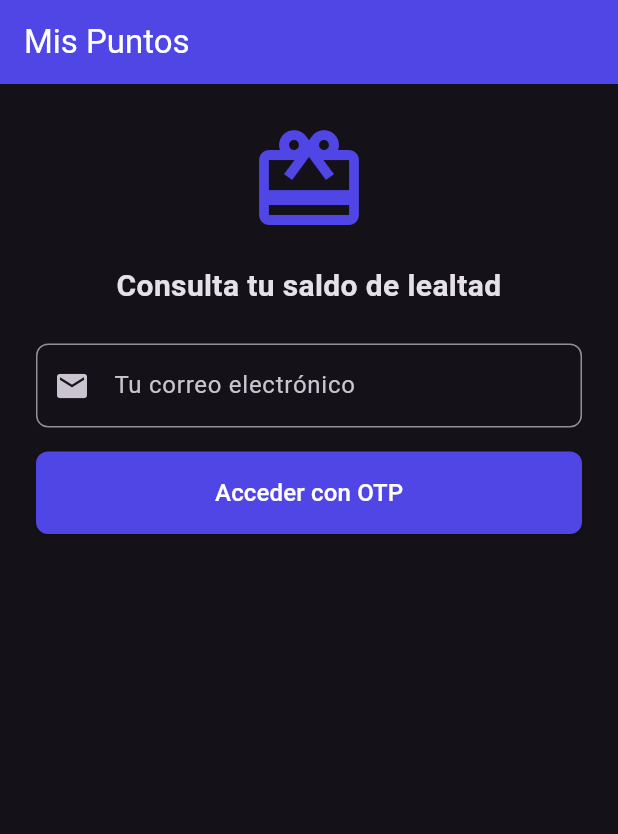
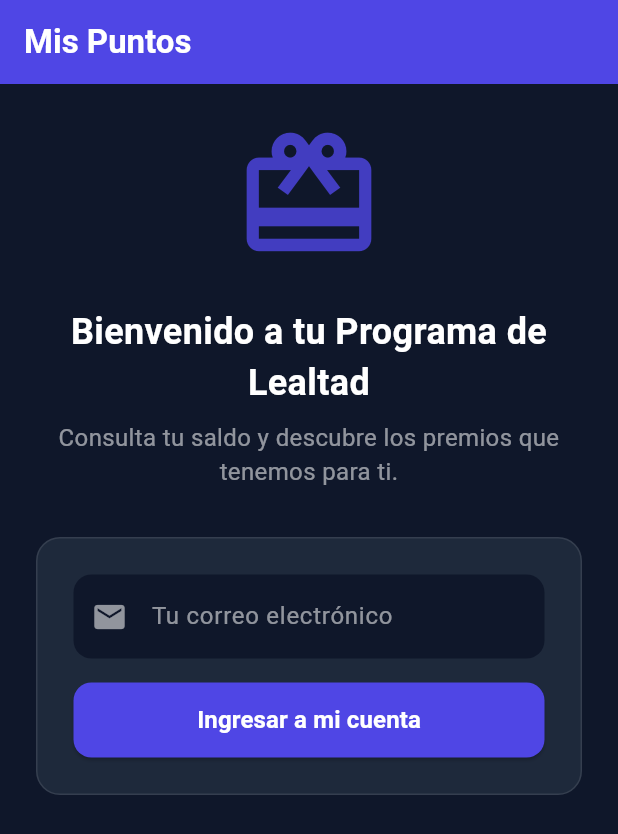
Before and after one commit to rfvaldezv/Loyaltybenefit-App, a Flutter app: the screen it shows after launch, on a phone screen of 412 x 824 dp. Shown: the top 834 px of the screen. Run offline on Flutter 3.47's test engine with Material 3 defaults, Android fonts, the phone set to English and light mode, and no system bars; our stand-ins replace dio, flutter_riverpod; network calls fail.

Commit message:
Feat: Boton de reenviar codigo y rediseno UX (ocultar formulario al loguearse)

```diff
--- a/lib/features/portal/guest_portal_screen.dart
+++ b/lib/features/portal/guest_portal_screen.dart
@@ -52,7 +52,7 @@ class _GuestPortalScreenState extends ConsumerState<GuestPortalScreen> {
         });
       }
     } catch (e) {
-      // Ignorar error de branding
+      // Se usan los colores por defecto
     }
   }
 
@@ -80,12 +80,18 @@ class _GuestPortalScreenState extends ConsumerState<GuestPortalScreen> {
     }
   }
 
+  void _cerrarSesion() {
+    setState(() {
+      _saldo = null;
+      _emailController.clear();
+    });
+  }
+
   void _mostrarModalOtp() {
     final codeController = TextEditingController();
     final codeFocusNode = FocusNode();
     bool isModalLoading = false;
     bool isCodeSent = false;
-    String? debugOtp;
 
     showDialog(
       context: context,
@@ -101,10 +107,8 @@ class _GuestPortalScreenState extends ConsumerState<GuestPortalScreen> {
                 final api = ref.read(apiClientProvider);
                 final response = await api.requestOtp(_emailController.text.trim());
                 if (response.statusCode == 200) {
-                  setStateModal(() {
-                    isCodeSent = true;
-                    debugOtp = response.data['debug_otp'];
-                  });
+                  setStateModal(() => isCodeSent = true);
+
                   Future.delayed(const Duration(milliseconds: 300), () {
                     if (mounted) codeFocusNode.requestFocus();
                   });
@@ -159,9 +163,7 @@ class _GuestPortalScreenState extends ConsumerState<GuestPortalScreen> {
                       ),
                     ),
                   ] else ...[
-                    Text('Código enviado a ${_emailController.text}', style: const TextStyle(color: Colors.white70, fontSize: 12)),
-                    if (debugOtp != null)
-                      Text('(Simulado: $debugOtp)', style: const TextStyle(color: Colors.green, fontSize: 12)),
+                    Text('Hemos enviado un código a ${_emailController.text}', style: const TextStyle(color: Colors.white70, fontSize: 12)),
                     const SizedBox(height: 16),
                     TextField(
                       controller: codeController,
@@ -177,6 +179,10 @@ class _GuestPortalScreenState extends ConsumerState<GuestPortalScreen> {
                         filled: true, fillColor: const Color(0xFF0F172A),
                         border: OutlineInputBorder(borderRadius: BorderRadius.circular(8), borderSide: BorderSide.none),
                       ),
+                    ),
+                    TextButton(
+                      onPressed: isModalLoading ? null : () => solicitarOtp(),
+                      child: const Text('Reenviar código', style: TextStyle(color: Colors.indigoAccent, fontSize: 14)),
                     ),
                   ],
                 ],
@@ -203,94 +209,124 @@ class _GuestPortalScreenState extends ConsumerState<GuestPortalScreen> {
 
   @override
   Widget build(BuildContext context) {
-    final isFromOtp = widget.initialEmail != null && widget.initialEmail!.isNotEmpty;
-
     return Scaffold(
+      backgroundColor: const Color(0xFF0F172A),
       appBar: AppBar(
         title: Row(
           mainAxisSize: MainAxisSize.min,
           children: [
-            if (_logoUrl != null && _logoUrl!.isNotEmpty)
+            if (_logoUrl != null && _logoUrl!.isNotEmpty && _logoUrl != "")
               Padding(
                 padding: const EdgeInsets.only(right: 8.0),
                 child: Image.network('http://localhost:5265$_logoUrl', height: 30, errorBuilder: (c, e, s) => const SizedBox.shrink()),
               ),
-            Text(isFromOtp ? 'Hola, ${widget.initialName}' : 'Mis Puntos'),
+            Text(_saldo != null ? 'Mi Cuenta' : 'Mis Puntos', style: const TextStyle(fontWeight: FontWeight.bold)),
           ],
         ),
         backgroundColor: _primaryColor,
         foregroundColor: Colors.white,
+        elevation: 0,
+        actions: [
+          if (_saldo != null)
+            IconButton(
+              icon: const Icon(Icons.logout, color: Colors.white),
+              tooltip: 'Cerrar Sesión',
+              onPressed: _cerrarSesion,
             ),
-      body: Padding(
+        ],
+      ),
+      body: SingleChildScrollView(
         padding: const EdgeInsets.all(24.0),
         child: Column(
           crossAxisAlignment: CrossAxisAlignment.stretch,
           children: [
-            Icon(Icons.card_giftcard, size: 80, color: _primaryColor),
-            const SizedBox(height: 16),
+            Icon(Icons.card_giftcard, size: 100, color: _primaryColor.withValues(alpha: 0.8)),
+            const SizedBox(height: 24),
 
-            if (!isFromOtp) ...[
-              const Text('Consulta tu saldo de lealtad', textAlign: TextAlign.center, style: TextStyle(fontSize: 20, fontWeight: FontWeight.bold)),
-              const SizedBox(height: 24),
+            Text(
+              _saldo != null ? 'Bienvenido de nuevo' : 'Bienvenido a tu Programa de Lealtad',
+              textAlign: TextAlign.center,
+              style: const TextStyle(fontSize: 24, fontWeight: FontWeight.bold, color: Colors.white),
+            ),
+            const SizedBox(height: 8),
+            Text(
+              _saldo != null ? 'Aquí tienes el resumen de tu cuenta.' : 'Consulta tu saldo y descubre los premios que tenemos para ti.',
+              textAlign: TextAlign.center,
+              style: const TextStyle(fontSize: 16, color: Colors.white54),
+            ),
+            const SizedBox(height: 32),
+
+            if (_saldo == null) ...[
+              Container(
+                padding: const EdgeInsets.all(24),
+                decoration: BoxDecoration(
+                  color: const Color(0xFF1E293B),
+                  borderRadius: BorderRadius.circular(16),
+                  border: Border.all(color: Colors.white.withValues(alpha: 0.1)),
+                ),
+                child: Column(
+                  children: [
                     TextField(
                       controller: _emailController,
+                      keyboardType: TextInputType.emailAddress,
+                      style: const TextStyle(color: Colors.white),
                       decoration: InputDecoration(
                         labelText: 'Tu correo electrónico',
-                  prefixIcon: const Icon(Icons.email),
-                  border: OutlineInputBorder(borderRadius: BorderRadius.circular(8)),
+                        labelStyle: const TextStyle(color: Colors.white54),
+                        prefixIcon: const Icon(Icons.email, color: Colors.white54),
+                        filled: true,
+                        fillColor: const Color(0xFF0F172A),
+                        border: OutlineInputBorder(borderRadius: BorderRadius.circular(12), borderSide: BorderSide.none),
                       ),
                     ),
                     const SizedBox(height: 16),
-              ElevatedButton(
+                    SizedBox(
+                      width: double.infinity,
+                      height: 50,
+                      child: ElevatedButton(
                         onPressed: () {
                           if (_emailController.text.isNotEmpty) _mostrarModalOtp();
                         },
                         style: ElevatedButton.styleFrom(
                           backgroundColor: _primaryColor,
                           foregroundColor: Colors.white,
-                  padding: const EdgeInsets.symmetric(vertical: 16),
-                  shape: RoundedRectangleBorder(borderRadius: BorderRadius.circular(8)),
+                          shape: RoundedRectangleBorder(borderRadius: BorderRadius.circular(12)),
                         ),
-                child: const Text('Acceder con OTP', style: TextStyle(fontSize: 16)),
+                        child: const Text('Ingresar a mi cuenta', style: TextStyle(fontSize: 16, fontWeight: FontWeight.bold)),
+                      ),
+                    ),
+                  ],
+                ),
               ),
             ] else ...[
-              Text('Bienvenido de nuevo', textAlign: TextAlign.center, style: TextStyle(fontSize: 20, fontWeight: FontWeight.bold, color: Colors.grey[800])),
-              const SizedBox(height: 24),
-            ],
-
-            if (_saldo != null) ...[
-              const SizedBox(height: 32),
               Card(
-                shape: RoundedRectangleBorder(borderRadius: BorderRadius.circular(16)),
+                elevation: 10,
+                shadowColor: _primaryColor.withValues(alpha: 0.5),
+                shape: RoundedRectangleBorder(borderRadius: BorderRadius.circular(20)),
                 child: Container(
                   decoration: BoxDecoration(
                     gradient: LinearGradient(colors: [_primaryColor, _secondaryColor], begin: Alignment.topLeft, end: Alignment.bottomRight),
-                    borderRadius: BorderRadius.circular(16),
+                    borderRadius: BorderRadius.circular(20),
                   ),
                   child: Padding(
-                    padding: const EdgeInsets.all(24.0),
+                    padding: const EdgeInsets.all(32.0),
                     child: Column(
                       children: [
-                        const Text('Tu saldo actual', style: TextStyle(color: Colors.white70)),
-                        Text('$_saldo Puntos', style: const TextStyle(color: Colors.white, fontSize: 32, fontWeight: FontWeight.bold)),
-                        const SizedBox(height: 16),
-                        OutlinedButton.icon(
-                          onPressed: () {
+                        const Text('Tu saldo actual', style: TextStyle(color: Colors.white70, fontSize: 16)),
+                        const SizedBox(height: 8),
+                        Text('$_saldo Puntos', style: const TextStyle(color: Colors.white, fontSize: 48, fontWeight: FontWeight.bold)),
+                        const SizedBox(height: 24),
+                        Row(
+                          mainAxisAlignment: MainAxisAlignment.spaceEvenly,
+                          children: [
+                            _buildActionButton(Icons.history, 'Historial', () {
                               Navigator.push(context, MaterialPageRoute(builder: (_) => StatementScreen(email: _emailController.text, tenantId: tenantId)));
-                          },
-                          icon: const Icon(Icons.history, color: Colors.white),
-                          label: const Text('Ver mi historial', style: TextStyle(color: Colors.white)),
-                          style: OutlinedButton.styleFrom(side: const BorderSide(color: Colors.white54), shape: RoundedRectangleBorder(borderRadius: BorderRadius.circular(20))),
-                        ),
-                        const SizedBox(height: 8),
-                        OutlinedButton.icon(
-                          onPressed: () async {
+                            }),
+                            _buildActionButton(Icons.storefront, 'Premios', () async {
                               final res = await Navigator.push(context, MaterialPageRoute(builder: (_) => RewardsScreen(email: _emailController.text, tenantId: tenantId, currentPoints: _saldo ?? 0)));
                               if (res == true) _consultarSaldo();
-                          },
-                          icon: const Icon(Icons.storefront, color: Colors.white),
-                          label: const Text('Catálogo de Premios', style: TextStyle(color: Colors.white)),
-                          style: OutlinedButton.styleFrom(side: const BorderSide(color: Colors.white54), shape: RoundedRectangleBorder(borderRadius: BorderRadius.circular(20))),
+                            }),
+                          ],
                         ),
                       ],
                     ),
@@ -303,4 +339,25 @@ class _GuestPortalScreenState extends ConsumerState<GuestPortalScreen> {
       ),
     );
   }
+
+  Widget _buildActionButton(IconData icon, String label, VoidCallback onTap) {
+    return InkWell(
+      onTap: onTap,
+      borderRadius: BorderRadius.circular(12),
+      child: Container(
+        padding: const EdgeInsets.symmetric(horizontal: 20, vertical: 12),
+        decoration: BoxDecoration(
+          color: Colors.white.withValues(alpha: 0.2),
+          borderRadius: BorderRadius.circular(12),
+        ),
+        child: Column(
+          children: [
+            Icon(icon, color: Colors.white, size: 28),
+            const SizedBox(height: 4),
+            Text(label, style: const TextStyle(color: Colors.white, fontWeight: FontWeight.bold, fontSize: 12)),
+          ],
+        ),
+      ),
+    );
   }
+}
```
Lines whose indentation alone changed are shown as unchanged.
